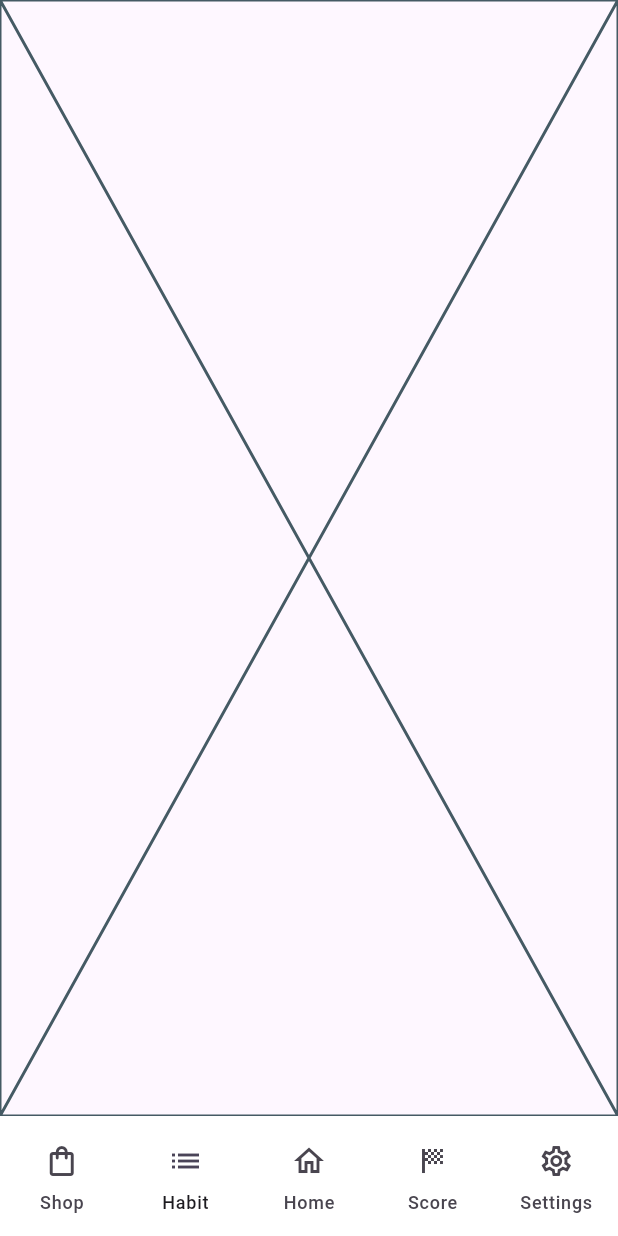
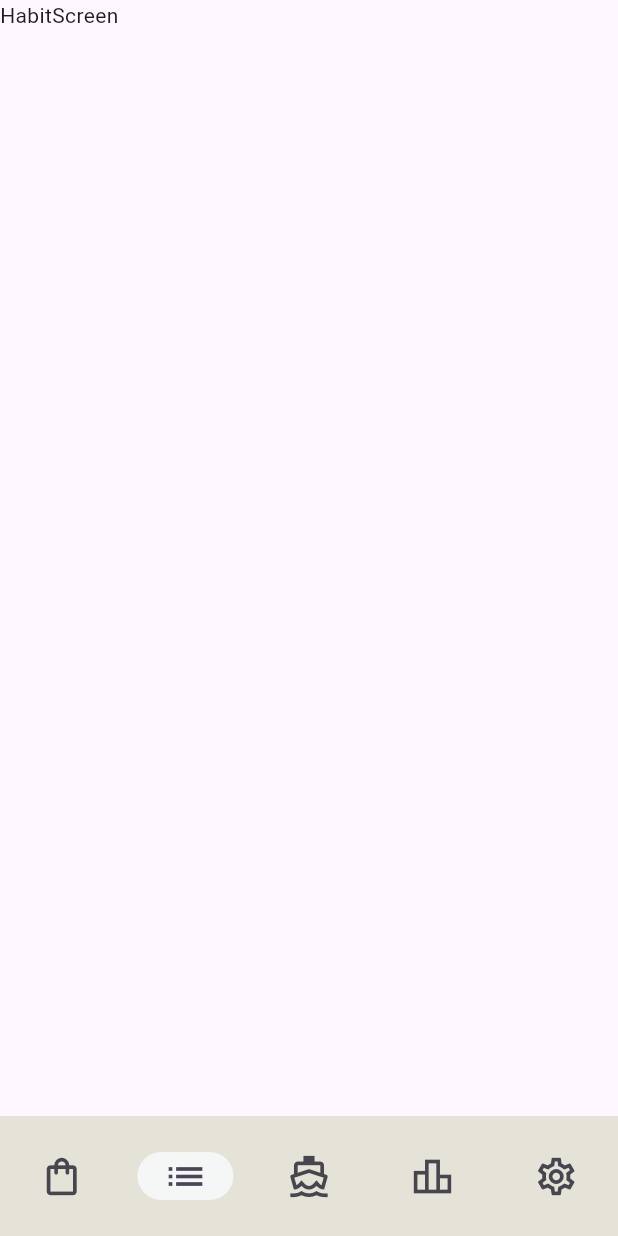
Before and after one commit to DutchVandaline/Pequod, a Flutter app: the screen it shows after launch, item 2 of the bottom bar chosen, on a phone screen of 412 x 824 dp. Run offline on Flutter 3.47's test engine with Material 3 defaults, Android fonts, the phone set to English and light mode, and no system bars.

Commit message:
Modified the Navigation Bar
I've modified the Navigation Bar to not show the label. It was easy to solve, but there was a duplicate issue that i've missed.

```diff
--- a/lib/Screens/HabitScreen.dart
+++ b/lib/Screens/HabitScreen.dart
@@ -1,10 +1,17 @@
 import 'package:flutter/material.dart';
 
-class HabitScreen extends StatelessWidget {
+class HabitScreen extends StatefulWidget {
   const HabitScreen({super.key});
 
   @override
+  State<HabitScreen> createState() => _HabitScreenState();
+}
+
+class _HabitScreenState extends State<HabitScreen> {
+  @override
   Widget build(BuildContext context) {
-    return const Placeholder();
+    return Scaffold(
+      body: Text("HabitScreen"),
+    );
   }
 }
--- a/lib/Screens/HomeScreen.dart
+++ b/lib/Screens/HomeScreen.dart
@@ -11,7 +11,7 @@ class _HomeScreenState extends State<HomeScreen> {
   @override
   Widget build(BuildContext context) {
     return Scaffold(
-      backgroundColor: Colors.teal,
+
       body: Center(child: Text("HomeScreen")),
     );
   }
--- a/lib/Screens/MainScreen.dart
+++ b/lib/Screens/MainScreen.dart
@@ -13,11 +13,12 @@ class MainScreen extends StatefulWidget {
 }
 
 class _MainScreenState extends State<MainScreen> {
-  int currentPageIndex = 0;
+  int currentPageIndex = 2;
 
   @override
   Widget build(BuildContext context) {
     return MaterialApp(
+      debugShowCheckedModeBanner: false,
       home: Scaffold(
         body: [
           ShopScreen(),
@@ -27,26 +28,27 @@ class _MainScreenState extends State<MainScreen> {
           SettingsScreen(),
         ][currentPageIndex],
         bottomNavigationBar: NavigationBar(
-          indicatorColor: Colors.transparent,
+          indicatorColor: Theme.of(context).hoverColor,
           destinations: const [
             NavigationDestination(
-                icon: Icon(Icons.shopping_bag_outlined), label: "Shop"),
+                icon: Icon(Icons.shopping_bag_outlined, size: 30.0), label: "Shop"),
             NavigationDestination(
-                icon: Icon(Icons.list), label: "Habit"),
+                icon: Icon(Icons.list, size: 30.0), label: "Habit"),
             NavigationDestination(
-                icon: Icon(Icons.home_outlined), label: "Home"),
+                icon: Icon(Icons.directions_boat_filled_outlined, size: 30.0), label: "Home"),
             NavigationDestination(
-                icon: Icon(Icons.sports_score), label: "Score"),
+                icon: Icon(Icons.leaderboard_outlined, size: 30.0), label: "Score"),
             NavigationDestination(
-                icon: Icon(Icons.settings_outlined), label: "Settings"),
+                icon: Icon(Icons.settings_outlined, size: 30.0), label: "Settings"),
           ],
           selectedIndex: currentPageIndex,
+
           onDestinationSelected: (int index) {
             setState(() {
               currentPageIndex = index;
             });
           },
-          labelBehavior: NavigationDestinationLabelBehavior.alwaysShow,
+          labelBehavior: NavigationDestinationLabelBehavior.alwaysHide,
           backgroundColor: Theme.of(context).scaffoldBackgroundColor,
           elevation: 0.5,
         ),
--- /dev/null
+++ b/lib/Theme/DarkTheme.dart
@@ -0,0 +1,22 @@
+import 'package:flutter/material.dart';
+
+class DarkTheme {
+  ThemeData get theme => ThemeData(
+      textTheme: TextTheme(
+          titleLarge: TextStyle(color: Colors.white, fontSize: 25.0)
+      ),
+      brightness: Brightness.dark,
+      primaryColor: Color(0xFF2c4a44),
+      scaffoldBackgroundColor: Color(0xFF1a322e),
+      cardColor: Color(0xFF2c4a44),
+      focusColor: Color(0xFF549e66),
+      canvasColor: Colors.white,
+      shadowColor: Color(0xFF3b7a6f),
+      indicatorColor: Color(0xFF0e1715),
+      primaryColorLight: Colors.white,
+      primaryColorDark: Colors.black,
+      backgroundColor: Color(0xFF222222),
+      hoverColor: Color(0xFF1f1f1f),
+      dividerColor: Color(0xFF222222));
+
+}
--- /dev/null
+++ b/lib/Theme/LightTheme.dart
@@ -0,0 +1,23 @@
+import 'package:flutter/material.dart';
+
+class LightTheme {
+  ThemeData get theme => ThemeData(
+      textTheme: TextTheme(
+          titleLarge: TextStyle(color: Colors.black, fontSize: 25.0)
+      ),
+      brightness: Brightness.light,
+      primaryColor: Color(0xFFe5e3d8),
+      scaffoldBackgroundColor: Color(0xFFe5e3d8),
+      cardColor: Colors.white,
+      focusColor: Color(0xFF549e66),
+      canvasColor: Colors.white,
+      shadowColor: Color(
+          0xFF708777), //,0xFFECB365, 0xFFead57f, 0xFFFABB51, 0xFFead5d9, 0xFF708777, 0xFFfae696
+      indicatorColor: Color(0xFF696863),
+      primaryColorLight: Colors.black,
+      primaryColorDark: Colors.white,
+      backgroundColor: Colors.white,
+      hoverColor: Color(0xFFf5f6f6),
+      dividerColor: Colors.grey.shade300);
+
+}
--- a/lib/Theme/ThemeDataStyle.dart
+++ /dev/null
@@ -1,23 +0,0 @@
-import 'package:flutter/material.dart';
-
-class ThemeDataStyle {
-  static ThemeData light = ThemeData(
-    useMaterial3: true,
-    brightness: Brightness.light,
-    colorScheme: ColorScheme.light(
-      background: Colors.grey.shade100,
-      primary: Colors.deepPurple.shade200,
-      secondary: Colors.deepPurple.shade300,
-    ),
-  );
-
-  static ThemeData dark = ThemeData(
-    useMaterial3: true,
-    brightness: Brightness.dark,
-    colorScheme: ColorScheme.dark(
-      background: Colors.grey.shade900,
-      primary: Colors.deepPurple.shade500,
-      secondary: Colors.deepPurple.shade700,
-    ),
-  );
-}
--- a/lib/main.dart
+++ b/lib/main.dart
@@ -1,6 +1,7 @@
 import 'package:flutter/material.dart';
 import 'package:pequod/Screens/MainScreen.dart';
-import 'package:pequod/Theme/ThemeDataStyle.dart';
+import 'package:pequod/Theme/LightTheme.dart';
+import 'package:pequod/Theme/DarkTheme.dart';
 
 void main() {
   runApp(const MyApp());
@@ -13,8 +14,8 @@
   Widget build(BuildContext context) {
     return MaterialApp(
       debugShowCheckedModeBanner: false,
-      theme: ThemeDataStyle.light,
-      darkTheme: ThemeDataStyle.dark,
+      theme: LightTheme().theme,
+      darkTheme: DarkTheme().theme,
       home: MainScreen(),
     );
   }
```
Also changed, not shown: lib/Screens/LeaderBoardScreen.dart (+6 -1 lines), lib/Screens/ShopScreen.dart (+6 -1 lines), lib/Theme/LandTheme.dart (added, +21 -0 lines), lib/Theme/SeaTheme.dart (added, +22 -0 lines).
